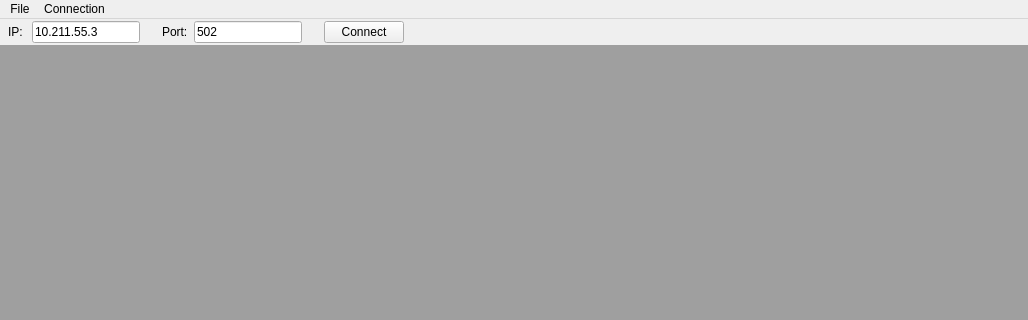
First picture: the form in mainwindow.ui, repository tonylin0826/ModbusMasterTool, before the edit; both pictures show x 0 to 1028 and y 0 to 320 of the 1028 by 600 pixel window.
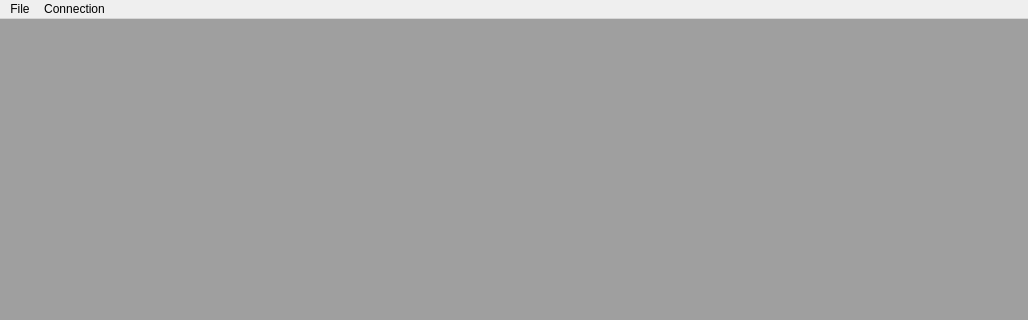
Second picture: the form after the edit.

Patch:
```diff
--- a/mainwindow.ui
+++ b/mainwindow.ui
@@ -30,134 +30,6 @@
     <property name="bottomMargin">
      <number>0</number>
     </property>
-    <item>
-     <widget class="QFrame" name="connectionFrame">
-      <property name="styleSheet">
-       <string notr="true"/>
-      </property>
-      <layout class="QGridLayout" name="gridLayout">
-       <property name="leftMargin">
-        <number>8</number>
-       </property>
-       <property name="topMargin">
-        <number>2</number>
-       </property>
-       <property name="rightMargin">
-        <number>8</number>
-       </property>
-       <property name="bottomMargin">
-        <number>2</number>
-       </property>
-       <item row="0" column="0">
-        <layout class="QHBoxLayout" name="horizontalLayout">
-         <item>
-          <widget class="QLabel" name="label">
-           <property name="text">
-            <string>IP: </string>
-           </property>
-          </widget>
-         </item>
-         <item>
-          <widget class="QLineEdit" name="inputIp">
-           <property name="sizePolicy">
-            <sizepolicy hsizetype="Fixed" vsizetype="Fixed">
-             <horstretch>0</horstretch>
-             <verstretch>0</verstretch>
-            </sizepolicy>
-           </property>
-           <property name="text">
-            <string>10.211.55.3</string>
-           </property>
-          </widget>
-         </item>
-         <item>
-          <spacer name="horizontalSpacer_2">
-           <property name="orientation">
-            <enum>Qt::Horizontal</enum>
-           </property>
-           <property name="sizeType">
-            <enum>QSizePolicy::Fixed</enum>
-           </property>
-           <property name="sizeHint" stdset="0">
-            <size>
-             <width>16</width>
-             <height>20</height>
-            </size>
-           </property>
-          </spacer>
-         </item>
-         <item>
-          <widget class="QLabel" name="label_2">
-           <property name="sizePolicy">
-            <sizepolicy hsizetype="Fixed" vsizetype="Preferred">
-             <horstretch>0</horstretch>
-             <verstretch>0</verstretch>
-            </sizepolicy>
-           </property>
-           <property name="text">
-            <string>Port:</string>
-           </property>
-          </widget>
-         </item>
-         <item>
-          <widget class="QLineEdit" name="inputPort">
-           <property name="sizePolicy">
-            <sizepolicy hsizetype="Fixed" vsizetype="Fixed">
-             <horstretch>0</horstretch>
-             <verstretch>0</verstretch>
-            </sizepolicy>
-           </property>
-           <property name="styleSheet">
-            <string notr="true">#inputPort:focus {
-    outline: none;
-}</string>
-           </property>
-           <property name="text">
-            <string>502</string>
-           </property>
-          </widget>
-         </item>
-         <item>
-          <spacer name="horizontalSpacer_3">
-           <property name="orientation">
-            <enum>Qt::Horizontal</enum>
-           </property>
-           <property name="sizeType">
-            <enum>QSizePolicy::Fixed</enum>
-           </property>
-           <property name="sizeHint" stdset="0">
-            <size>
-             <width>16</width>
-             <height>20</height>
-            </size>
-           </property>
-          </spacer>
-         </item>
-         <item>
-          <widget class="QPushButton" name="btnConnect">
-           <property name="text">
-            <string>Connect</string>
-           </property>
-          </widget>
-         </item>
-         <item>
-          <spacer name="horizontalSpacer">
-           <property name="orientation">
-            <enum>Qt::Horizontal</enum>
-           </property>
-           <property name="sizeHint" stdset="0">
-            <size>
-             <width>40</width>
-             <height>20</height>
-            </size>
-           </property>
-          </spacer>
-         </item>
-        </layout>
-       </item>
-      </layout>
-     </widget>
-    </item>
     <item>
      <widget class="QMdiArea" name="mdiArea">
       <property name="minimumSize">
```
